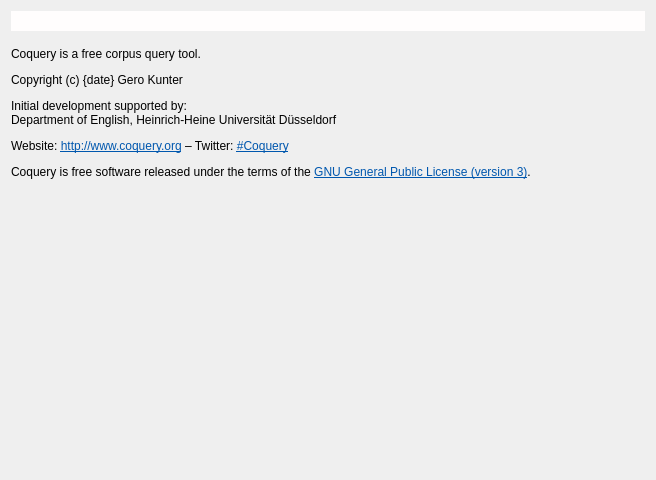
First picture: the form in coquery/gui/ui/about.ui, repository gkunter/coquery, before the edit.
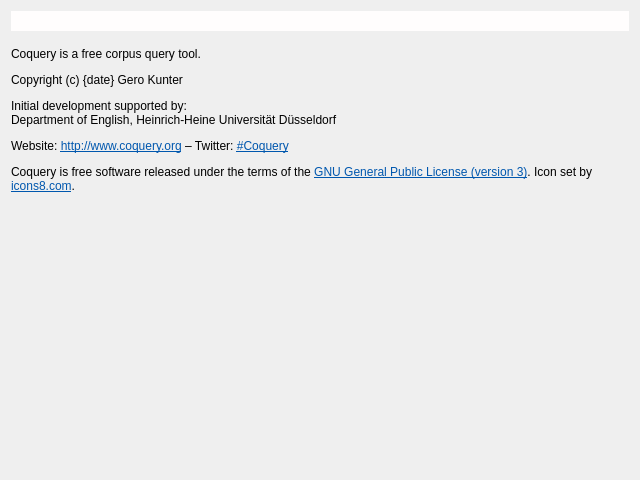
Second picture: the form after the edit.

Commit message: Add link to http://icons8.com

The edit to the form file:
```diff
--- a/coquery/gui/ui/about.ui
+++ b/coquery/gui/ui/about.ui
@@ -6,7 +6,7 @@
    <rect>
     <x>0</x>
     <y>0</y>
-    <width>656</width>
+    <width>640</width>
     <height>480</height>
    </rect>
   </property>
@@ -66,11 +66,14 @@
       </sizepolicy>
      </property>
      <property name="text">
-      <string>&lt;html&gt;&lt;head/&gt;&lt;body&gt;&lt;p&gt;Coquery is a free corpus query tool.&lt;/p&gt;&lt;p&gt;Copyright (c) {date} Gero Kunter&lt;/p&gt;&lt;p&gt;Initial development supported by:&lt;br/&gt;Department of English, Heinrich-Heine Universität Düsseldorf&lt;/p&gt;&lt;p&gt;Website: &lt;a href=&quot;http://www.coquery.org&quot;&gt;&lt;span style=&quot; text-decoration: underline; color:#0057ae;&quot;&gt;http://www.coquery.org&lt;/span&gt;&lt;/a&gt; – Twitter: &lt;a href=&quot;https://twitter.com/hashtag/coquery?f=tweets&quot;&gt;&lt;span style=&quot; text-decoration: underline; color:#0057ae;&quot;&gt;#Coquery&lt;/span&gt;&lt;/a&gt;&lt;/p&gt;&lt;p&gt;Coquery is free software released under the terms of the &lt;a href=&quot;http://coquery.org/license.html&quot;&gt;&lt;span style=&quot; text-decoration: underline; color:#0057ae;&quot;&gt;GNU General Public License (version 3)&lt;/span&gt;&lt;/a&gt;. &lt;/p&gt;&lt;p&gt;&lt;br/&gt;&lt;/p&gt;&lt;/body&gt;&lt;/html&gt;</string>
+      <string>&lt;html&gt;&lt;head/&gt;&lt;body&gt;&lt;p&gt;Coquery is a free corpus query tool.&lt;/p&gt;&lt;p&gt;Copyright (c) {date} Gero Kunter&lt;/p&gt;&lt;p&gt;Initial development supported by:&lt;br/&gt;Department of English, Heinrich-Heine Universität Düsseldorf&lt;/p&gt;&lt;p&gt;Website: &lt;a href=&quot;http://www.coquery.org&quot;&gt;&lt;span style=&quot; text-decoration: underline; color:#0057ae;&quot;&gt;http://www.coquery.org&lt;/span&gt;&lt;/a&gt; – Twitter: &lt;a href=&quot;https://twitter.com/hashtag/coquery?f=tweets&quot;&gt;&lt;span style=&quot; text-decoration: underline; color:#0057ae;&quot;&gt;#Coquery&lt;/span&gt;&lt;/a&gt;&lt;/p&gt;&lt;p&gt;Coquery is free software released under the terms of the &lt;a href=&quot;http://coquery.org/license.html&quot;&gt;&lt;span style=&quot; text-decoration: underline; color:#0057ae;&quot;&gt;GNU General Public License (version 3)&lt;/span&gt;&lt;/a&gt;.  Icon set by &lt;a href=&quot;http://icons8.com&quot;&gt;&lt;span style=&quot; text-decoration: underline; color:#0057ae;&quot;&gt;icons8.com&lt;/span&gt;&lt;/a&gt;.&lt;/p&gt;&lt;/body&gt;&lt;/html&gt;</string>
      </property>
      <property name="alignment">
       <set>Qt::AlignLeading|Qt::AlignLeft|Qt::AlignTop</set>
      </property>
+     <property name="wordWrap">
+      <bool>true</bool>
+     </property>
      <property name="openExternalLinks">
       <bool>true</bool>
      </property>
```
The commit also changes 1 other file.
